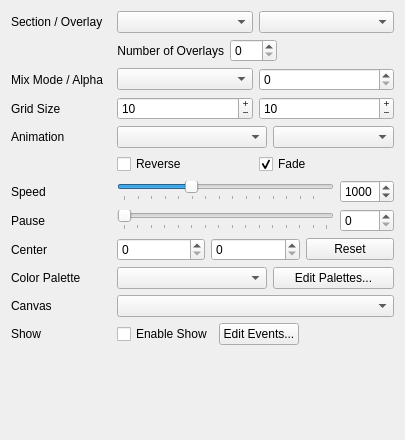
8bitbuddhist/PixelMaestro-Studio, file src/widget/maestrocontrol.ui: the form before one commit.
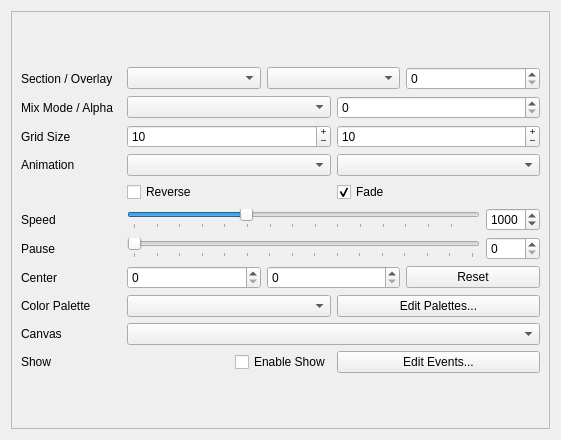
The form after the commit.

Commit message: MaestroControl - Tweaked extra Animation control placement MaestroDrawingArea - Changed default rendering type to Square

Diff of the .ui file:
```diff
--- a/src/widget/maestrocontrol.ui
+++ b/src/widget/maestrocontrol.ui
@@ -6,7 +6,7 @@
    <rect>
     <x>0</x>
     <y>0</y>
-    <width>405</width>
+    <width>561</width>
     <height>440</height>
    </rect>
   </property>
@@ -33,66 +33,79 @@
     <layout class="QHBoxLayout" name="extraControlsLayout"/>
    </item>
    <item row="0" column="0">
-    <layout class="QFormLayout" name="controlLayout">
-     <item row="0" column="0">
-      <widget class="QLabel" name="sectionSelectLabel">
-       <property name="text">
-        <string>Section / Overlay</string>
-       </property>
-      </widget>
-     </item>
-     <item row="0" column="1">
-      <layout class="QHBoxLayout" name="sectionConfigLayout">
-       <item>
-        <widget class="QComboBox" name="sectionComboBox"/>
-       </item>
-       <item>
-        <widget class="QComboBox" name="overlayComboBox"/>
-       </item>
-      </layout>
-     </item>
-     <item row="1" column="1">
-      <layout class="QHBoxLayout" name="overlayConfigLayout">
-       <item>
-        <widget class="QLabel" name="label_2">
-         <property name="text">
-          <string>Number of Overlays</string>
-         </property>
-         <property name="alignment">
-          <set>Qt::AlignRight|Qt::AlignTrailing|Qt::AlignVCenter</set>
-         </property>
-        </widget>
-       </item>
-       <item>
-        <widget class="QSpinBox" name="overlaySpinBox">
-         <property name="maximum">
-          <number>255</number>
-         </property>
-        </widget>
-       </item>
-       <item>
-        <spacer name="horizontalSpacer">
-         <property name="orientation">
-          <enum>Qt::Horizontal</enum>
-         </property>
-         <property name="sizeHint" stdset="0">
+    <widget class="QScrollArea" name="scrollArea">
+     <property name="sizePolicy">
+      <sizepolicy hsizetype="Preferred" vsizetype="Preferred">
+       <horstretch>0</horstretch>
+       <verstretch>0</verstretch>
+      </sizepolicy>
+     </property>
+     <property name="widgetResizable">
+      <bool>true</bool>
+     </property>
+     <widget class="QWidget" name="scrollAreaWidgetContents">
+      <property name="geometry">
+       <rect>
+        <x>0</x>
+        <y>0</y>
+        <width>400</width>
+        <height>422</height>
+       </rect>
+      </property>
+      <property name="sizePolicy">
+       <sizepolicy hsizetype="Preferred" vsizetype="Preferred">
+        <horstretch>0</horstretch>
+        <verstretch>0</verstretch>
+       </sizepolicy>
+      </property>
+      <property name="maximumSize">
+       <size>
+        <width>16777215</width>
+        <height>422</height>
+       </size>
+      </property>
+      <layout class="QGridLayout" name="gridLayout_4">
+       <item row="0" column="0">
+        <layout class="QGridLayout" name="gridLayout" rowstretch="0,0,0,0,0,0,0,0,0,0,0,0">
+         <item row="3" column="1">
+          <layout class="QHBoxLayout" name="animationLayout">
+           <item>
+            <widget class="QComboBox" name="animationComboBox">
+             <property name="minimumSize">
           <size>
-           <width>40</width>
-           <height>20</height>
-          </size>
-         </property>
-        </spacer>
+               <width>150</width>
+               <height>0</height>
+              </size>
+             </property>
+            </widget>
+           </item>
+           <item>
+            <widget class="QComboBox" name="orientationComboBox"/>
        </item>
       </layout>
      </item>
      <item row="2" column="0">
-      <widget class="QLabel" name="mixModeLabel">
+          <widget class="QLabel" name="gridSizeLabel">
        <property name="text">
-        <string>Mix Mode / Alpha</string>
+            <string>Grid Size</string>
        </property>
       </widget>
      </item>
-     <item row="2" column="1">
+         <item row="8" column="0">
+          <widget class="QLabel" name="label_3">
+           <property name="text">
+            <string>Center</string>
+           </property>
+          </widget>
+         </item>
+         <item row="11" column="0">
+          <widget class="QLabel" name="showLabel">
+           <property name="text">
+            <string>Show</string>
+           </property>
+          </widget>
+         </item>
+         <item row="1" column="1">
       <layout class="QHBoxLayout" name="overlayLayout">
        <item>
         <widget class="QComboBox" name="mix_modeComboBox"/>
@@ -109,14 +122,7 @@
        </item>
       </layout>
      </item>
-     <item row="3" column="0">
-      <widget class="QLabel" name="gridSizeLabel">
-       <property name="text">
-        <string>Grid Size</string>
-       </property>
-      </widget>
-     </item>
-     <item row="3" column="1">
+         <item row="2" column="1">
       <layout class="QHBoxLayout" name="sectionOptionsLayout">
        <item>
         <widget class="QSpinBox" name="rowsSpinBox">
@@ -155,37 +161,46 @@
        </item>
       </layout>
      </item>
-     <item row="4" column="0">
-      <widget class="QLabel" name="animationLabel">
-       <property name="minimumSize">
-        <size>
-         <width>100</width>
-         <height>0</height>
-        </size>
-       </property>
+         <item row="10" column="1">
+          <layout class="QHBoxLayout" name="canvasLayout">
+           <item>
+            <widget class="QComboBox" name="canvasComboBox"/>
+           </item>
+          </layout>
+         </item>
+         <item row="1" column="0">
+          <widget class="QLabel" name="mixModeLabel">
+           <property name="text">
+            <string>Mix Mode / Alpha</string>
+           </property>
+          </widget>
+         </item>
+         <item row="0" column="0">
+          <widget class="QLabel" name="sectionSelectLabel">
        <property name="text">
-        <string>Animation</string>
+            <string>Section / Overlay</string>
        </property>
       </widget>
      </item>
-     <item row="4" column="1">
-      <layout class="QHBoxLayout" name="animationLayout">
-       <item>
-        <widget class="QComboBox" name="animationComboBox">
-         <property name="minimumSize">
-          <size>
-           <width>150</width>
-           <height>0</height>
-          </size>
+         <item row="11" column="1">
+          <layout class="QHBoxLayout" name="showLayout">
+           <item alignment="Qt::AlignRight">
+            <widget class="QCheckBox" name="enableShowCheckBox">
+             <property name="text">
+              <string>Enable Show</string>
          </property>
         </widget>
        </item>
        <item>
-        <widget class="QComboBox" name="orientationComboBox"/>
+            <widget class="QPushButton" name="editEventsButton">
+             <property name="text">
+              <string>Edit Events...</string>
+             </property>
+            </widget>
        </item>
       </layout>
      </item>
-     <item row="6" column="1">
+         <item row="5" column="1">
       <layout class="QHBoxLayout" name="animationOptionsLayout">
        <item>
         <widget class="QCheckBox" name="reverse_animationCheckBox">
@@ -206,20 +221,7 @@
        </item>
       </layout>
      </item>
-     <item row="7" column="0">
-      <widget class="QLabel" name="cycleLabel">
-       <property name="minimumSize">
-        <size>
-         <width>100</width>
-         <height>0</height>
-        </size>
-       </property>
-       <property name="text">
-        <string>Speed</string>
-       </property>
-      </widget>
-     </item>
-     <item row="7" column="1">
+         <item row="6" column="1">
       <layout class="QHBoxLayout" name="speedLayout_2">
        <item>
         <widget class="QSlider" name="cycleSlider">
@@ -267,40 +269,27 @@
        </item>
       </layout>
      </item>
-     <item row="8" column="1">
-      <layout class="QHBoxLayout" name="pauseLayout_2">
-       <item>
-        <widget class="QSlider" name="pauseSlider">
-         <property name="maximum">
-          <number>3000</number>
-         </property>
-         <property name="singleStep">
-          <number>10</number>
-         </property>
-         <property name="orientation">
-          <enum>Qt::Horizontal</enum>
-         </property>
-         <property name="tickPosition">
-          <enum>QSlider::TicksBelow</enum>
-         </property>
-         <property name="tickInterval">
-          <number>200</number>
-         </property>
-        </widget>
-       </item>
-       <item>
-        <widget class="QSpinBox" name="pauseSpinBox">
-         <property name="maximum">
-          <number>3000</number>
-         </property>
-         <property name="singleStep">
-          <number>10</number>
-         </property>
-        </widget>
-       </item>
-      </layout>
-     </item>
-     <item row="10" column="0">
+         <item row="6" column="0">
+          <widget class="QLabel" name="cycleLabel">
+           <property name="minimumSize">
+            <size>
+             <width>100</width>
+             <height>0</height>
+            </size>
+           </property>
+           <property name="text">
+            <string>Speed</string>
+           </property>
+          </widget>
+         </item>
+         <item row="7" column="0">
+          <widget class="QLabel" name="pauseLabel">
+           <property name="text">
+            <string>Pause</string>
+           </property>
+          </widget>
+         </item>
+         <item row="9" column="0">
       <widget class="QLabel" name="colorLabel">
        <property name="minimumSize">
         <size>
@@ -313,7 +302,20 @@
        </property>
       </widget>
      </item>
-     <item row="10" column="1">
+         <item row="3" column="0">
+          <widget class="QLabel" name="animationLabel">
+           <property name="minimumSize">
+            <size>
+             <width>100</width>
+             <height>0</height>
+            </size>
+           </property>
+           <property name="text">
+            <string>Animation</string>
+           </property>
+          </widget>
+         </item>
+         <item row="9" column="1">
       <layout class="QHBoxLayout" name="colorSchemeLayout">
        <item>
         <widget class="QComboBox" name="colorComboBox">
@@ -340,73 +342,24 @@
        </item>
       </layout>
      </item>
-     <item row="11" column="0">
-      <widget class="QLabel" name="label">
-       <property name="text">
-        <string>Canvas</string>
-       </property>
-      </widget>
-     </item>
-     <item row="11" column="1">
-      <layout class="QHBoxLayout" name="canvasLayout">
+         <item row="0" column="1">
+          <layout class="QHBoxLayout" name="sectionConfigLayout">
+           <item>
+            <widget class="QComboBox" name="sectionComboBox"/>
+           </item>
        <item>
-        <widget class="QComboBox" name="canvasComboBox"/>
-       </item>
-      </layout>
-     </item>
-     <item row="14" column="0">
-      <widget class="QLabel" name="showLabel">
-       <property name="text">
-        <string>Show</string>
-       </property>
-      </widget>
-     </item>
-     <item row="14" column="1">
-      <layout class="QHBoxLayout" name="showLayout">
-       <item alignment="Qt::AlignRight">
-        <widget class="QCheckBox" name="enableShowCheckBox">
-         <property name="text">
-          <string>Enable Show</string>
-         </property>
-        </widget>
-       </item>
+            <widget class="QComboBox" name="overlayComboBox"/>
+           </item>
        <item>
-        <widget class="QPushButton" name="editEventsButton">
-         <property name="text">
-          <string>Edit Events...</string>
+            <widget class="QSpinBox" name="overlaySpinBox">
+             <property name="maximum">
+              <number>255</number>
          </property>
         </widget>
        </item>
-       <item>
-        <spacer name="horizontalSpacer_2">
-         <property name="orientation">
-          <enum>Qt::Horizontal</enum>
-         </property>
-         <property name="sizeHint" stdset="0">
-          <size>
-           <width>40</width>
-           <height>20</height>
-          </size>
-         </property>
-        </spacer>
-       </item>
-      </layout>
-     </item>
-     <item row="8" column="0">
-      <widget class="QLabel" name="pauseLabel">
-       <property name="text">
-        <string>Pause</string>
-       </property>
-      </widget>
-     </item>
-     <item row="9" column="0">
-      <widget class="QLabel" name="label_3">
-       <property name="text">
-        <string>Center</string>
-       </property>
-      </widget>
-     </item>
-     <item row="9" column="1">
+          </layout>
+         </item>
+         <item row="8" column="1">
       <layout class="QHBoxLayout" name="offsetLayout">
        <item>
         <widget class="QSpinBox" name="offsetXSpinBox"/>
@@ -423,6 +376,60 @@
        </item>
       </layout>
      </item>
+         <item row="10" column="0">
+          <widget class="QLabel" name="label">
+           <property name="text">
+            <string>Canvas</string>
+           </property>
+          </widget>
+         </item>
+         <item row="4" column="1">
+          <layout class="QVBoxLayout" name="animationExtraOptionsLayout"/>
+         </item>
+         <item row="7" column="1">
+          <layout class="QHBoxLayout" name="pauseLayout_2">
+           <item>
+            <widget class="QSlider" name="pauseSlider">
+             <property name="maximum">
+              <number>3000</number>
+             </property>
+             <property name="singleStep">
+              <number>10</number>
+             </property>
+             <property name="orientation">
+              <enum>Qt::Horizontal</enum>
+             </property>
+             <property name="tickPosition">
+              <enum>QSlider::TicksBelow</enum>
+             </property>
+             <property name="tickInterval">
+              <number>200</number>
+             </property>
+            </widget>
+           </item>
+           <item>
+            <widget class="QSpinBox" name="pauseSpinBox">
+             <property name="maximum">
+              <number>3000</number>
+             </property>
+             <property name="singleStep">
+              <number>10</number>
+             </property>
+            </widget>
+           </item>
+          </layout>
+         </item>
+        </layout>
+       </item>
+      </layout>
+     </widget>
+    </widget>
+   </item>
+   <item row="0" column="1">
+    <layout class="QHBoxLayout" name="canvasControlsLayout">
+     <property name="sizeConstraint">
+      <enum>QLayout::SetDefaultConstraint</enum>
+     </property>
     </layout>
    </item>
   </layout>
```
Left out of the diff: 6 changed lines with no effect on the pictures. Lines whose indentation alone changed are shown as unchanged. The commit also changes 11 other files.
